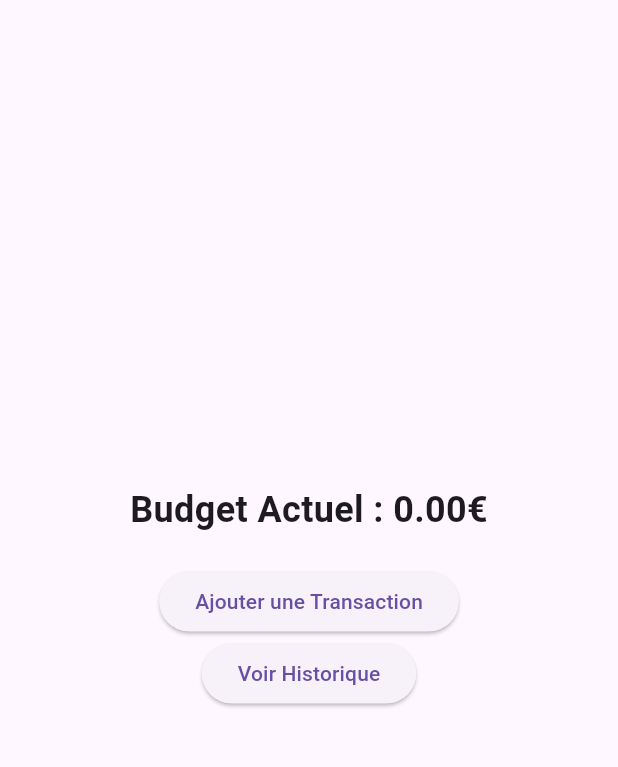
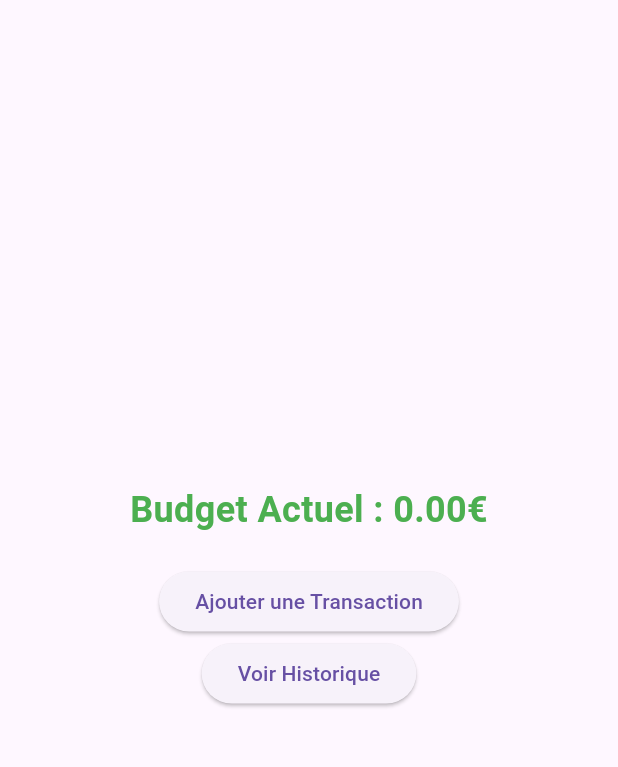
Before and after one commit to Jdavidson974/my_budget, a Flutter app: the screen it shows after launch, on a phone screen of 412 x 824 dp, the part 63-830 px from its top. Run offline on Flutter 3.47's test engine with Material 3 defaults, Android fonts, the phone set to English and light mode, and no system bars; our stand-ins replace month_picker_dialog, sqflite; accounts and stored records are empty.

Commit message:
ajout langue FR sur le calendar + coleur en fonction du budget actuelle sur page home

```diff
--- a/lib/main.dart
+++ b/lib/main.dart
@@ -1,4 +1,5 @@
 import 'package:flutter/material.dart';
+import 'package:flutter_localizations/flutter_localizations.dart'; // Ajout de cet import
 import 'app_routes.dart';
 import 'screens/home_screen.dart';
 
@@ -16,6 +17,17 @@ class MyBudgetApp extends StatelessWidget {
       ),
       home: HomeScreen(), // Écran initial
       onGenerateRoute: AppRoutes.generateRoute, // Gestionnaire de routes
+      locale: Locale('fr', 'FR'), // Définit la locale en français
+      supportedLocales: [
+        Locale('en', 'US'),
+        Locale('fr', 'FR'),
+        // Ajoute d'autres langues si nécessaire
+      ],
+      localizationsDelegates: [
+        GlobalMaterialLocalizations.delegate,
+        GlobalWidgetsLocalizations.delegate,
+        GlobalCupertinoLocalizations.delegate, // Ajoute cette ligne pour iOS
+      ],
     );
   }
 }
--- a/lib/screens/home_screen.dart
+++ b/lib/screens/home_screen.dart
@@ -38,7 +38,10 @@ class _HomeScreenState extends State<HomeScreen> {
             // Affichage du budget actuel
             Text(
               'Budget Actuel : ${_currentBudget.toStringAsFixed(2)}€',
-              style: TextStyle(fontSize: 24, fontWeight: FontWeight.bold),
+              style: TextStyle(
+                  fontSize: 24,
+                  fontWeight: FontWeight.bold,
+                  color: _currentBudget >= 0 ? Colors.green : Colors.red),
             ),
             SizedBox(height: 20),
             // Ajouter une transaction
--- a/pubspec.yaml
+++ b/pubspec.yaml
@@ -33,9 +33,12 @@ dependencies:
   sqflite: ^2.2.0
   path: ^1.8.3
   month_picker_dialog: 6.0.3
+  intl: 0.19.0
   # The following adds the Cupertino Icons font to your application.
   # Use with the CupertinoIcons class for iOS style icons.
   cupertino_icons: ^1.0.8
+  flutter_localizations:
+    sdk: flutter
 
 dev_dependencies:
   flutter_test:
```
Also changed, not shown: pubspec.lock.
